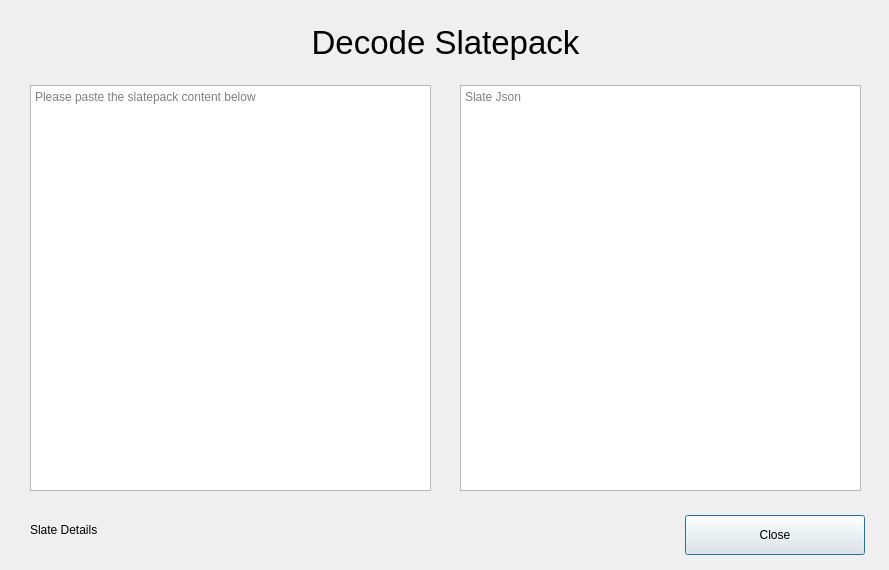
Qt form dialogs_desktop/g_decodeslatepackdlg.ui (mwcproject/mwc-qt-wallet) before a commit.
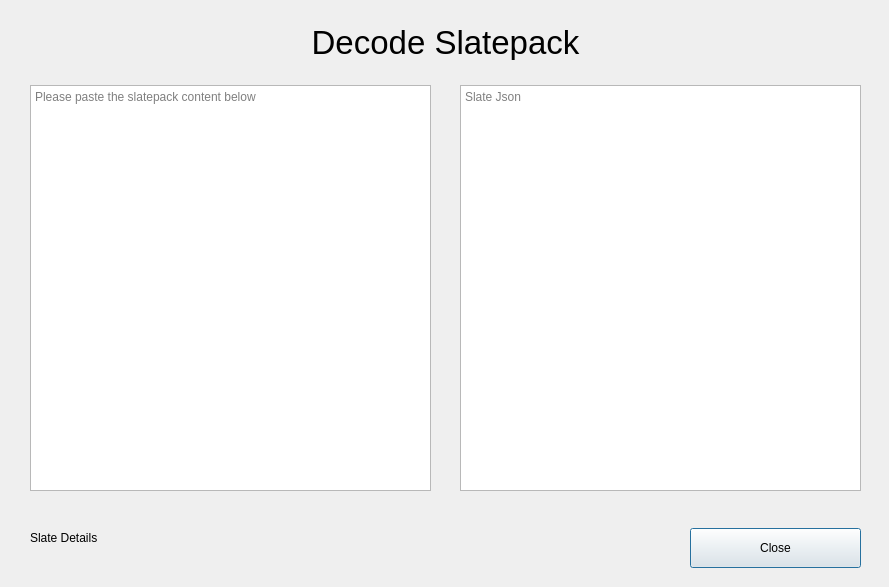
The same form after that commit. Custom widgets are drawn as their Qt base class.

```diff
--- a/dialogs_desktop/g_decodeslatepackdlg.ui
+++ b/dialogs_desktop/g_decodeslatepackdlg.ui
@@ -7,7 +7,7 @@
     <x>0</x>
     <y>0</y>
     <width>889</width>
-    <height>570</height>
+    <height>587</height>
    </rect>
   </property>
   <property name="windowTitle">
@@ -16,9 +16,9 @@
   <widget class="control::MwcPushButtonNormal" name="closeButton">
    <property name="geometry">
     <rect>
-     <x>685</x>
-     <y>515</y>
-     <width>180</width>
+     <x>690</x>
+     <y>528</y>
+     <width>171</width>
      <height>40</height>
     </rect>
    </property>
@@ -159,29 +159,32 @@
     <rect>
      <x>30</x>
      <y>500</y>
-     <width>651</width>
-     <height>61</height>
+     <width>643</width>
+     <height>77</height>
     </rect>
    </property>
    <property name="text">
     <string>Slate Details</string>
    </property>
+   <property name="wordWrap">
+    <bool>true</bool>
+   </property>
    <property name="textInteractionFlags">
     <set>Qt::LinksAccessibleByMouse|Qt::TextSelectableByKeyboard|Qt::TextSelectableByMouse</set>
    </property>
   </widget>
  </widget>
  <customwidgets>
-  <customwidget>
-   <class>control::MwcLabelLarge</class>
-   <extends>QLabel</extends>
-   <header>control_desktop/MwcLabel.h</header>
-  </customwidget>
   <customwidget>
    <class>control::MwcPushButtonNormal</class>
    <extends>QPushButton</extends>
    <header>control_desktop/MwcPushButton.h</header>
   </customwidget>
+  <customwidget>
+   <class>control::MwcLabelLarge</class>
+   <extends>QLabel</extends>
+   <header>control_desktop/MwcLabel.h</header>
+  </customwidget>
   <customwidget>
    <class>control::MwcLabelNormal</class>
    <extends>QLabel</extends>
```
